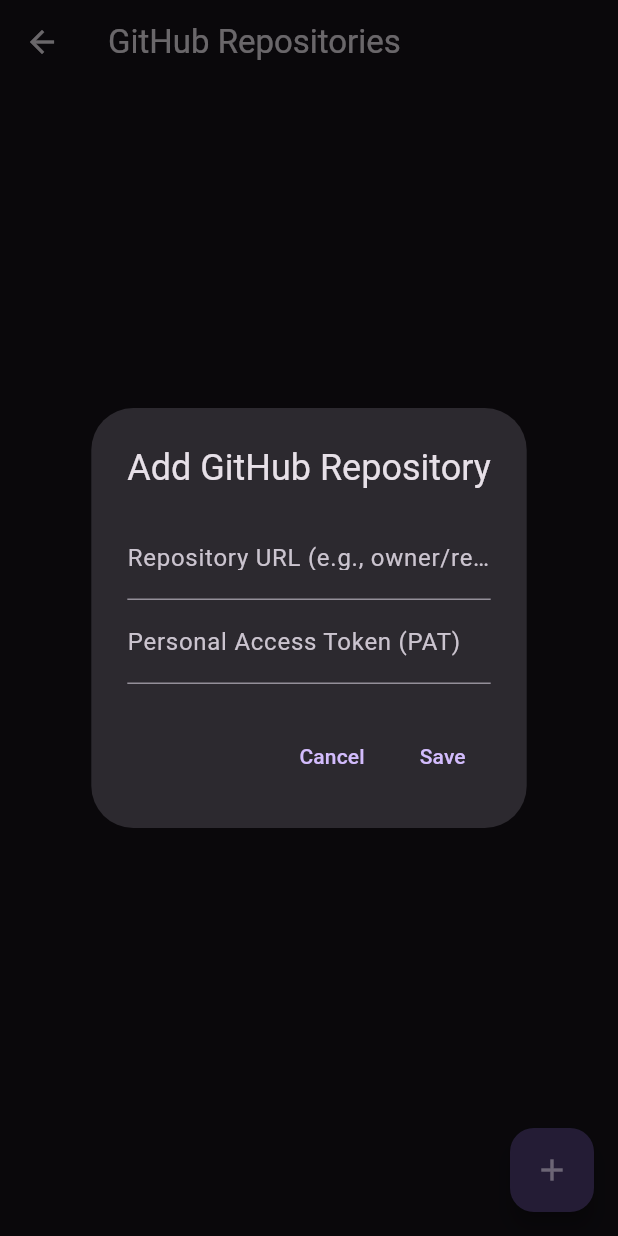
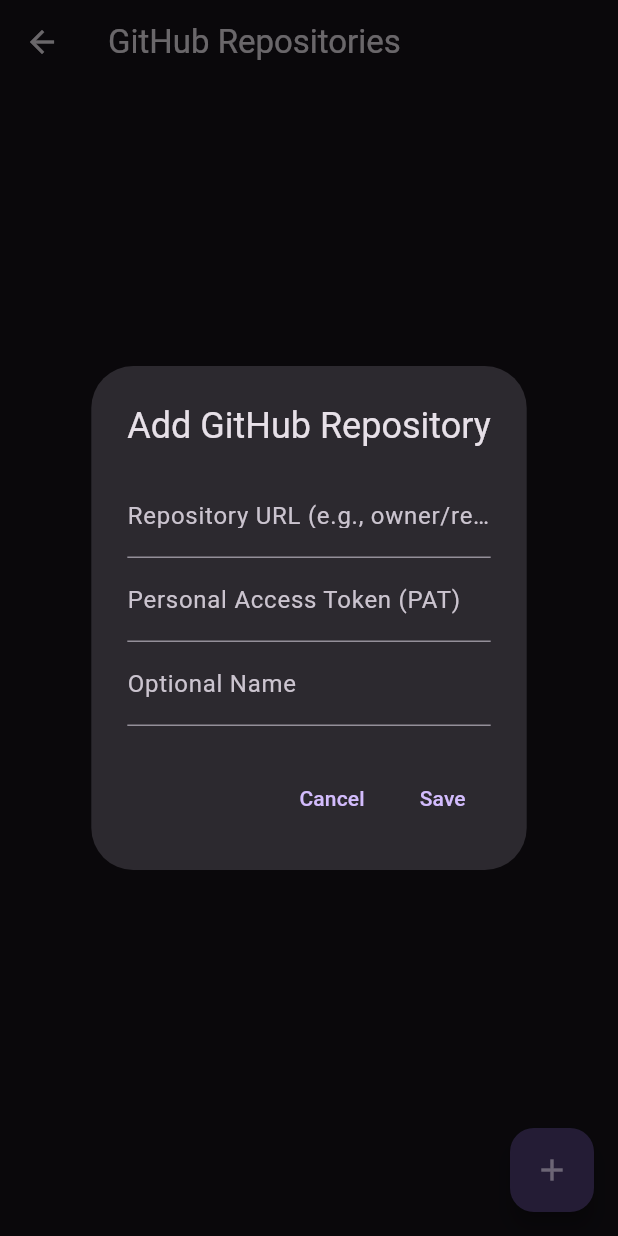
Before and after one commit to tianhaoz95/specbook, a Flutter app: the GitHubRepoSettingsScreen screen opened directly, after a tap on the "add" icon, on a phone screen of 412 x 824 dp. Run offline on Flutter 3.47's test engine with Material 3 defaults, Android fonts, the phone set to English and light mode, and no system bars; our stand-ins replace share_plus, shared_preferences; accounts and stored records are empty.

Commit message:
feat(repo): add optional repo name field and UI support

```diff
--- a/lib/models/github_repo.dart
+++ b/lib/models/github_repo.dart
@@ -3,11 +3,13 @@ import 'dart:convert';
 class GitHubRepo {
   final String url;
   final String pat;
+  final String? name;
   List<String> cachedFiles; // Added for caching file list
 
   GitHubRepo({
     required this.url,
     required this.pat,
+    this.name,
     this.cachedFiles = const [],
   });
 
@@ -19,6 +21,7 @@ class GitHubRepo {
   factory GitHubRepo.fromMap(Map<String, dynamic> json) => GitHubRepo(
         url: json["url"],
         pat: json["pat"],
+        name: json["name"],
         cachedFiles: json["cachedFiles"] == null
             ? []
             : List<String>.from(json["cachedFiles"].map((x) => x)),
@@ -27,6 +30,7 @@ class GitHubRepo {
   Map<String, dynamic> toMap() => {
         "url": url,
         "pat": pat,
+        "name": name,
         "cachedFiles": List<dynamic>.from(cachedFiles.map((x) => x)),
       };
 }
--- a/lib/screens/editor_screen.dart
+++ b/lib/screens/editor_screen.dart
@@ -292,9 +292,10 @@ class _EditorScreenState extends State<EditorScreen> {
                   child: ConstrainedBox(
                     constraints: const BoxConstraints(minWidth: 240.0), // Adjust as needed
                     child: Text(
-                      repo.url.startsWith('https://github.com/')
-                          ? repo.url.substring('https://github.com/'.length)
-                          : repo.url,
+                      repo.name ??
+                          (repo.url.startsWith('https://github.com/')
+                              ? repo.url.substring('https://github.com/'.length)
+                              : repo.url),
                       softWrap: false,
                       overflow: TextOverflow.ellipsis,
                     ),
--- a/lib/screens/github_repo_settings_screen.dart
+++ b/lib/screens/github_repo_settings_screen.dart
@@ -31,6 +31,7 @@ class _GitHubRepoSettingsScreenState extends State<GitHubRepoSettingsScreen> {
   Future<void> _showRepoDialog({GitHubRepo? repo, int? index}) async {
     final urlController = TextEditingController(text: repo?.url);
     final patController = TextEditingController(text: repo?.pat);
+    final nameController = TextEditingController(text: repo?.name);
 
     return showDialog<void>(
       context: context,
@@ -55,6 +56,12 @@ class _GitHubRepoSettingsScreenState extends State<GitHubRepoSettingsScreen> {
                 ),
                 obscureText: true,
               ),
+              TextField(
+                controller: nameController,
+                decoration: const InputDecoration(
+                  labelText: 'Optional Name',
+                ),
+              ),
             ],
           ),
           actions: <Widget>[
@@ -71,9 +78,11 @@ class _GitHubRepoSettingsScreenState extends State<GitHubRepoSettingsScreen> {
                 final newRepo = GitHubRepo(
                   url: urlController.text,
                   pat: patController.text,
+                  name: nameController.text.isNotEmpty
+                      ? nameController.text
+                      : null,
                   cachedFiles:
-                      repo?.cachedFiles ??
-                      [], // Preserve cached files if editing
+                      repo?.cachedFiles ?? [], // Preserve cached files if editing
                 );
 
                 final settingsService = Provider.of<SettingsService>(
@@ -185,7 +194,7 @@ class _GitHubRepoSettingsScreenState extends State<GitHubRepoSettingsScreen> {
                     );
                   },
                   child: ListTile(
-                    title: Text(repo.url),
+                    title: Text(repo.name ?? repo.url),
                     subtitle: Text('Files cached: ${repo.cachedFiles.length}'),
                     trailing: Row(
                       mainAxisSize: MainAxisSize.min,
```
Lines whose indentation alone changed are shown as unchanged.
